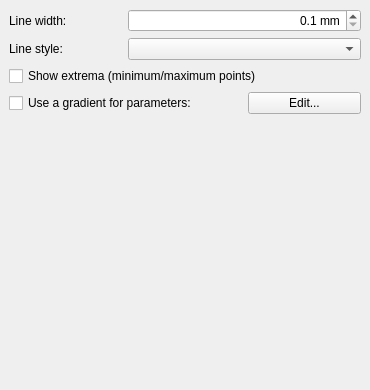
Before: the Qt Designer form kmplot/plotstylewidget.ui in KDE/kmplot, drawn with Qt 5.
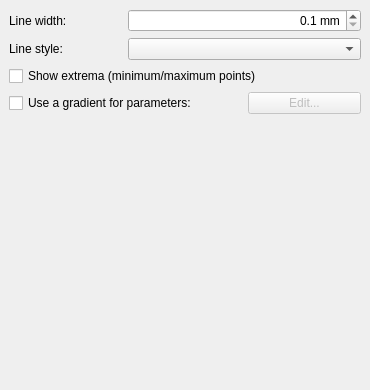
After: the same form once the commit is applied.

Commit message: Improvements to the gradient editor dialog, fix saving/loading of gradients in files.

What changed in the file:
```diff
--- a/kmplot/plotstylewidget.ui
+++ b/kmplot/plotstylewidget.ui
@@ -21,6 +21,9 @@
    </property>
    <item row="3" column="2" >
     <widget class="QPushButton" name="gradientButton" >
+     <property name="enabled" >
+      <bool>false</bool>
+     </property>
      <property name="text" >
       <string>Edit...</string>
      </property>
```
Left out of the diff: 19 changed lines with no effect on the pictures. The commit also changes 6 other files.
